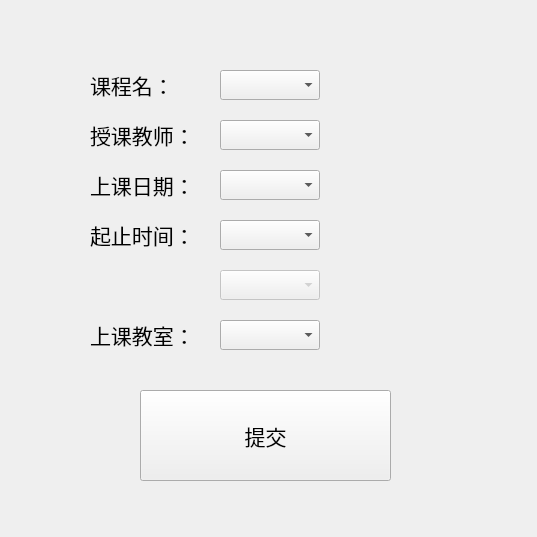
Qt form coursesettoteacherform.ui (zihang0403/EduManagement) before a commit.
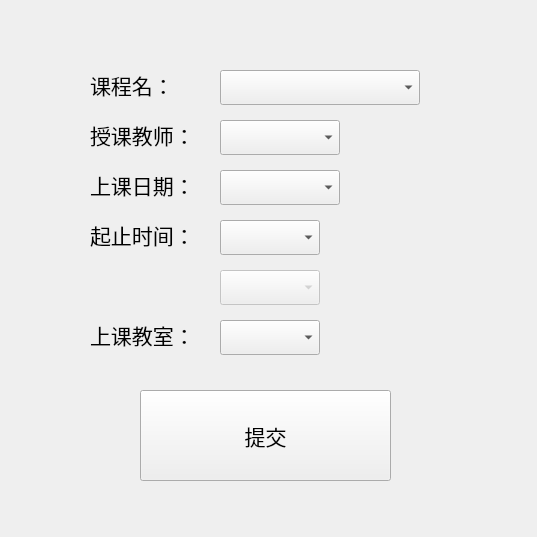
The same form after that commit.

Patch:
```diff
--- a/coursesettoteacherform.ui
+++ b/coursesettoteacherform.ui
@@ -108,8 +108,8 @@
     <rect>
      <x>220</x>
      <y>70</y>
-     <width>100</width>
-     <height>30</height>
+     <width>200</width>
+     <height>35</height>
     </rect>
    </property>
    <property name="font">
@@ -123,8 +123,8 @@
     <rect>
      <x>220</x>
      <y>120</y>
-     <width>100</width>
-     <height>30</height>
+     <width>120</width>
+     <height>35</height>
     </rect>
    </property>
    <property name="font">
@@ -138,8 +138,8 @@
     <rect>
      <x>220</x>
      <y>170</y>
-     <width>100</width>
-     <height>30</height>
+     <width>120</width>
+     <height>35</height>
     </rect>
    </property>
    <property name="font">
@@ -154,7 +154,7 @@
      <x>220</x>
      <y>220</y>
      <width>100</width>
-     <height>30</height>
+     <height>35</height>
     </rect>
    </property>
    <property name="font">
@@ -172,7 +172,7 @@
      <x>220</x>
      <y>270</y>
      <width>100</width>
-     <height>30</height>
+     <height>35</height>
     </rect>
    </property>
    <property name="font">
@@ -187,7 +187,7 @@
      <x>220</x>
      <y>320</y>
      <width>100</width>
-     <height>30</height>
+     <height>35</height>
     </rect>
    </property>
    <property name="font">
```
Left out of the diff: 4 changed lines with no effect on the pictures.
